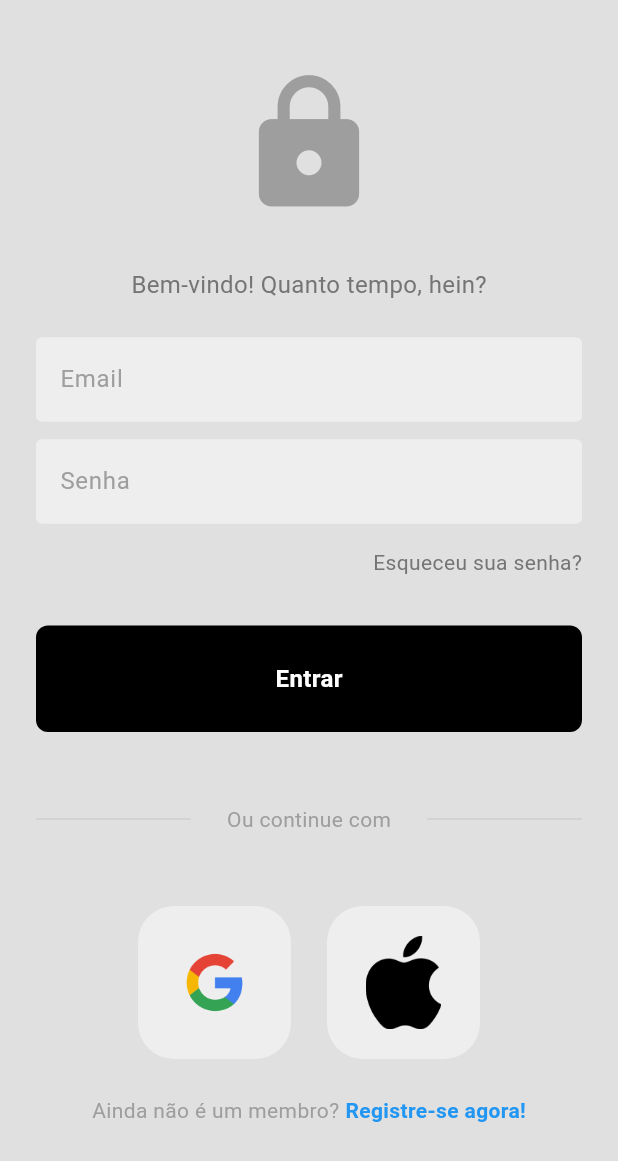
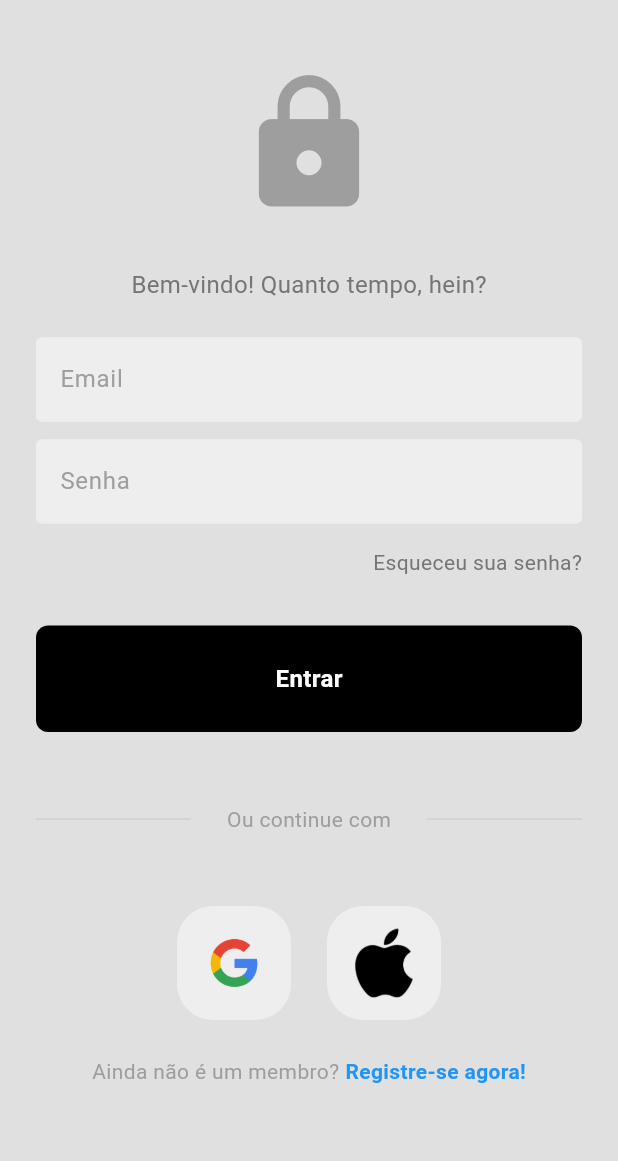
Before and after one commit to huandrey/auth-app-flutter, a Flutter app: the screen it shows after launch, on a phone screen of 412 x 824 dp. Shown: the top 1161 px of the screen. Run offline on Flutter 3.47's test engine with Material 3 defaults, Android fonts, the phone set to English and light mode, and no system bars; our stand-ins replace firebase_auth, firebase_core, google_sign_in; accounts and stored records are empty.

Commit message:
🚸 Melhorando visual dos botões de acesso a outros serviços de login e registro

```diff
--- a/lib/pages/login/components/square_tile.dart
+++ b/lib/pages/login/components/square_tile.dart
@@ -10,8 +10,8 @@ class SquareTile extends StatelessWidget {
     super.key,
     required this.imagePath,
     this.onTap,
-    this.width = 62,
-    this.height = 62,
+    this.width = 52,
+    this.height = 52,
   });
 
   @override
@@ -19,7 +19,7 @@ class SquareTile extends StatelessWidget {
     return GestureDetector(
       onTap: onTap,
       child: Container(
-        padding: const EdgeInsets.all(20),
+        padding: const EdgeInsets.all(12),
         decoration: BoxDecoration(
           borderRadius: BorderRadius.circular(24),
           color: Colors.grey.shade200,
```
Also changed, not shown: lib/assets/images/apple.png.
